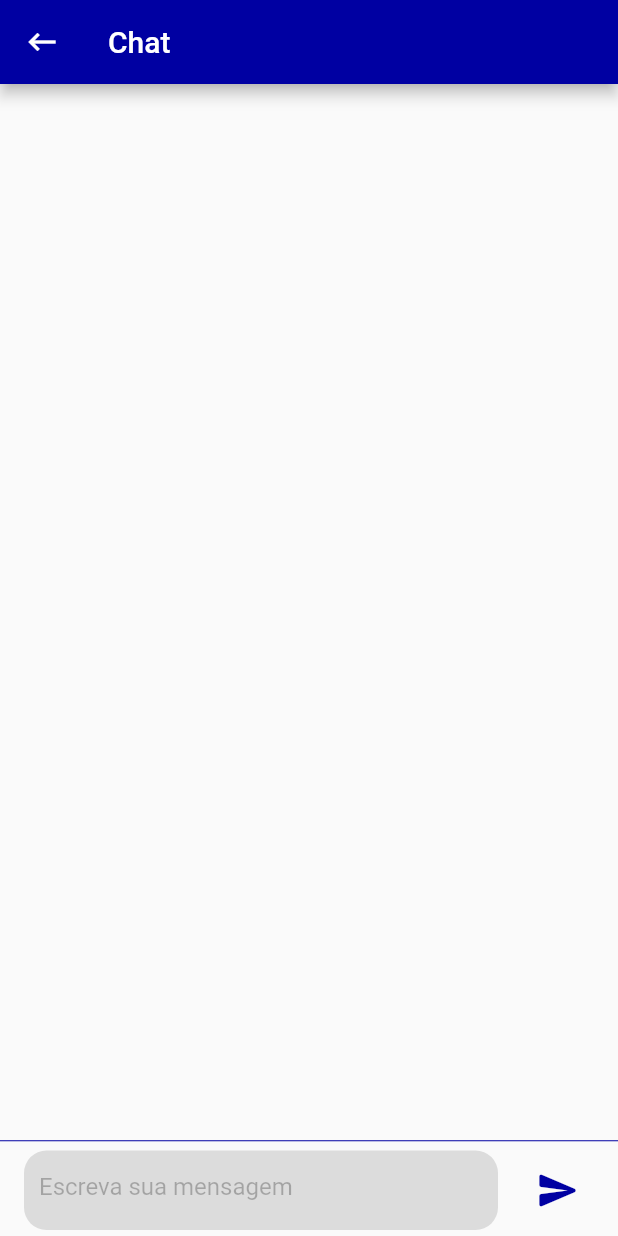
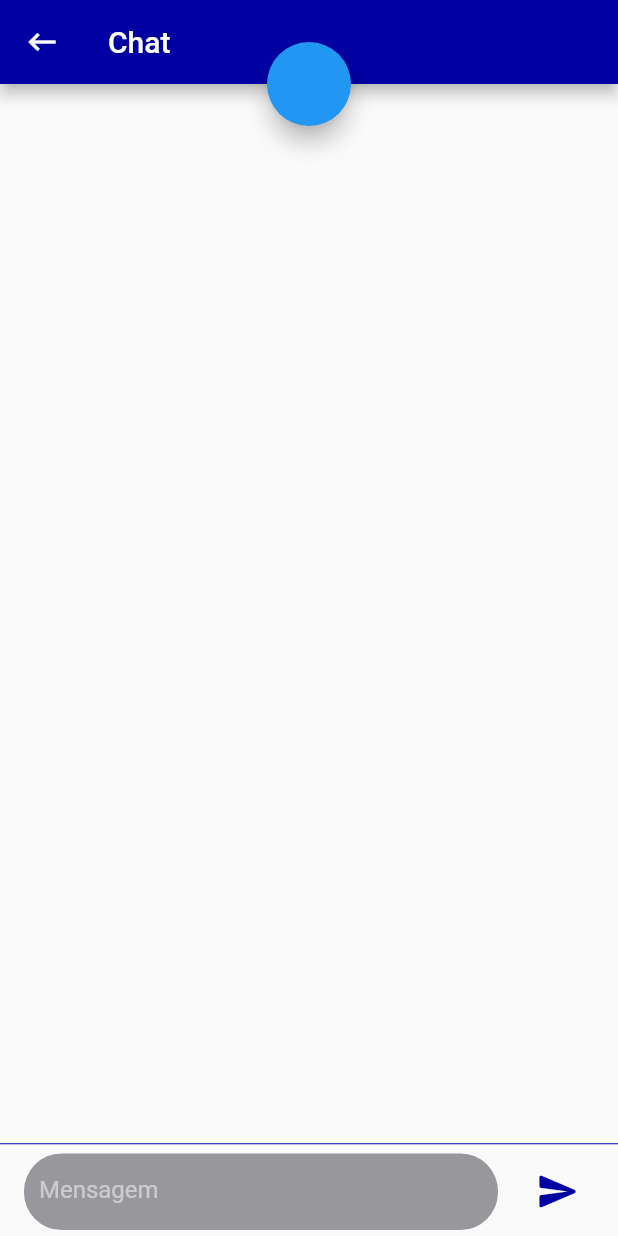
Before and after one commit to Rayago/org-eventos-app, a Flutter app: the ChatPage screen opened by its route, after a tap on the "send" icon, on a phone screen of 412 x 824 dp. Run offline on Flutter 3.47's test engine with Material 2 defaults, Android fonts, the phone set to English and light mode, and no system bars; our stand-ins replace flutter_modular, google_maps_flutter, localization, mobx; missing offline and left inert: flutter_onboard.

Commit message:
messages

```diff
--- a/lib/src/features/home/presentation/view/chat_page.dart
+++ b/lib/src/features/home/presentation/view/chat_page.dart
@@ -1,5 +1,6 @@
 import 'package:flutter/material.dart';
 import 'package:flutter_modular/flutter_modular.dart';
+import 'package:localization/localization.dart';
 
 class ChatPage extends StatefulWidget {
   const ChatPage({Key? key}) : super(key: key);
@@ -16,6 +17,23 @@ class _ChatPageState extends State<ChatPage> {
   @override
   Widget build(BuildContext context) {
     return Scaffold(
+      //botao para enviar mensagens pelo bot
+      floatingActionButton: FloatingActionButton(
+        onPressed: () {
+          if (messageController.text.isEmpty) {
+            print('vazia');
+          } else {
+            setState(() {
+              //messages.insert(0, {"id": 1, "message": messageController.text});
+              messages.add({"message": messageController.text, "id": 1});
+            });
+            //response(messageController.text);
+            messageController.clear();
+          }
+        },
+      ),
+      floatingActionButtonLocation: FloatingActionButtonLocation.centerTop,
+      //botao para enviar mensagens pelo bot
       appBar: AppBar(
         backgroundColor: const Color.fromRGBO(0, 0, 162, 1),
         title: const Text('Chat'),
@@ -29,6 +47,7 @@ class _ChatPageState extends State<ChatPage> {
       body: Container(
         child: Column(
           children: [
+            SizedBox(height: 20),
             Flexible(
               child: ListView.builder(
                 reverse: false,
@@ -45,17 +64,19 @@ class _ChatPageState extends State<ChatPage> {
             Container(
               child: ListTile(
                 title: Container(
-                  padding: EdgeInsets.only(left: 10, bottom: 5),
+                  padding: EdgeInsets.only(left: 10, bottom: 3),
                   decoration: const BoxDecoration(
-                    borderRadius: BorderRadius.all(Radius.circular(15)),
-                    color: Color.fromRGBO(220, 220, 220, 1),
+                    borderRadius: BorderRadius.all(
+                      Radius.circular(25),
+                    ),
+                    color: Color.fromRGBO(54, 54, 62, 0.5),
                   ),
                   child: TextFormField(
                     controller: messageController,
                     decoration: const InputDecoration(
-                      hintText: 'Escreva sua mensagem',
+                      hintText: 'Mensagem',
                       hintStyle: TextStyle(
-                        color: Colors.black26,
+                        color: Color.fromRGBO(255, 255, 255, 0.5),
                       ),
                       border: InputBorder.none,
                       focusedBorder: InputBorder.none,
@@ -65,7 +86,8 @@ class _ChatPageState extends State<ChatPage> {
                     ),
                     style: TextStyle(
                       fontSize: 16,
-                      color: Colors.black,
+                      color: Colors.white,
+                      fontWeight: FontWeight.w400,
                     ),
                   ),
                 ),
@@ -87,10 +109,10 @@ class _ChatPageState extends State<ChatPage> {
                       //response(messageController.text);
                       messageController.clear();
                     }
-                    FocusScopeNode currentFocus = FocusScope.of(context);
+                    /* FocusScopeNode currentFocus = FocusScope.of(context);
                     if (!currentFocus.hasPrimaryFocus) {
                       currentFocus.unfocus();
-                    }
+                    } */
                   },
                 ),
               ),
@@ -101,7 +123,64 @@ class _ChatPageState extends State<ChatPage> {
     );
   }
 
+  BorderRadius borderLeft = BorderRadius.only(
+      topLeft: Radius.circular(15),
+      topRight: Radius.circular(15),
+      bottomRight: Radius.circular(15));
+
+  BorderRadius borderRight = BorderRadius.only(
+      topLeft: Radius.circular(15),
+      topRight: Radius.circular(15),
+      bottomLeft: Radius.circular(15));
+
+  TextStyle styleText =
+      TextStyle(color: Colors.white, fontSize: 18, fontWeight: FontWeight.w600);
+
   Widget chat(String message, int id) {
-    return Container();
+    return Padding(
+      padding: id == 1
+          ? EdgeInsets.fromLTRB(10, 5, 80, 5)
+          : EdgeInsets.fromLTRB(80, 5, 10, 5),
+      child: id == 1
+          ? Wrap(
+              alignment: WrapAlignment.start,
+              children: [
+                Container(
+                  padding: EdgeInsets.only(
+                    left: 15,
+                    right: 15,
+                    top: 5,
+                    bottom: 5,
+                  ),
+                  child: Text(message, style: styleText),
+                  decoration: BoxDecoration(
+                    color: Color.fromRGBO(76, 0, 213, 0.5),
+                    borderRadius: borderLeft,
+                  ),
+                )
+              ],
+            )
+          : Wrap(
+              alignment: WrapAlignment.end,
+              children: [
+                Container(
+                  padding: EdgeInsets.only(
+                    left: 15,
+                    right: 15,
+                    top: 5,
+                    bottom: 5,
+                  ),
+                  child: Text(
+                    message,
+                    style: styleText,
+                  ),
+                  decoration: BoxDecoration(
+                    color: Color.fromRGBO(76, 0, 213, 1),
+                    borderRadius: borderRight,
+                  ),
+                )
+              ],
+            ),
+    );
   }
 }
```
